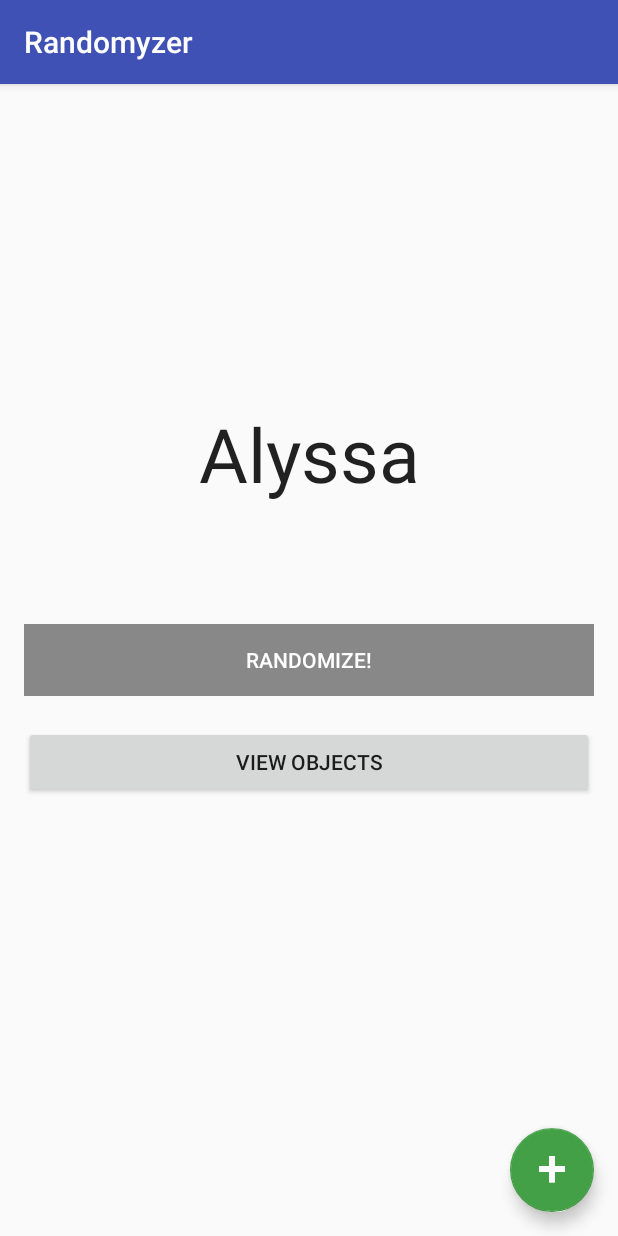
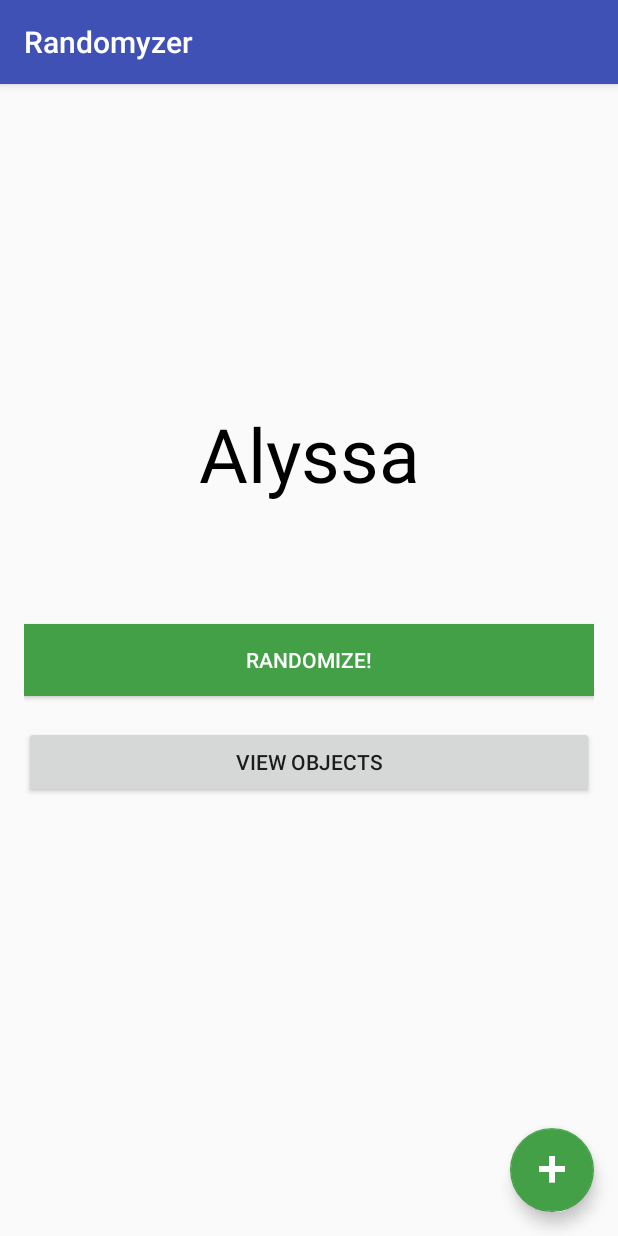
Before and after one commit to juliusvega998/randomizer, an Android app: the screen it shows after launch (MainActivity), after a tap on "RANDOMIZE!", on a phone screen of 412 x 824 dp. Run offline under Robolectric (Android 15) with nearby library versions, the phone set to English and light mode, and no system bars.

Commit message:
Improved randomizing

```diff
--- a/app/src/main/java/com/kintetsu/aspirev3/randomizer/MainActivity.java
+++ b/app/src/main/java/com/kintetsu/aspirev3/randomizer/MainActivity.java
@@ -7,6 +7,7 @@ import android.os.Bundle;
 import android.os.Handler;
 import android.support.design.widget.FloatingActionButton;
 import android.support.design.widget.Snackbar;
+import android.support.v4.content.ContextCompat;
 import android.support.v7.app.AppCompatActivity;
 import android.support.v7.widget.Toolbar;
 import android.view.View;
@@ -16,7 +17,7 @@ import android.widget.TextView;
 import java.util.Random;
 
 public class MainActivity extends AppCompatActivity {
-    public static final int NUMBER_OF_SPINS = 100;
+    public static final int NUMBER_OF_SPINS = 20;
     public static final int TIME_SPIN = 50;
     private final String[] mList = {
             "Kuya Mark",
@@ -53,23 +54,30 @@ public class MainActivity extends AppCompatActivity {
             public void onClick(View view) {
                 final Random r = new Random();
                 randomize.setEnabled(false);
-                randomize.setBackgroundColor(getResources().getColor(R.color.grey));
+                randomize.setBackgroundColor(useColor(R.color.colorAccent));
+                result.setTextColor(useColor(R.color.grey));
+                //randomize.setBackgroundColor(getResources().getColor(R.color.grey));
                 for (int i = 0; i < NUMBER_OF_SPINS; i++) {
-                    final int index = r.nextInt(mList.length);
+                    final int index = i%mList.length;
+                    final int delay = TIME_SPIN * i;
 
                     new Handler().postDelayed(new Runnable() {
                         @Override
                         public void run() {
                             result.setText(mList[index]);
                         }
-                    }, TIME_SPIN * i);
+                    }, delay);
                 }
 
                 new Handler().postDelayed(new Runnable() {
                     @Override
                     public void run() {
+                        result.setText(mList[r.nextInt(mList.length)]);
+                        result.setTextColor(useColor(R.color.black));
+
                         randomize.setEnabled(true);
-                        randomize.setBackgroundColor(getResources().getColor(R.color.colorAccent));
+                        randomize.setBackgroundColor(useColor(R.color.colorAccent));
+                        //randomize.setBackgroundColor(getResources().getColor(R.color.colorAccent));
                     }
                 }, TIME_SPIN * NUMBER_OF_SPINS);
             }
@@ -84,4 +92,7 @@ public class MainActivity extends AppCompatActivity {
         });
     }
 
+    private int useColor(int id) {
+        return ContextCompat.getColor(this, id);
+    }
 }
```
